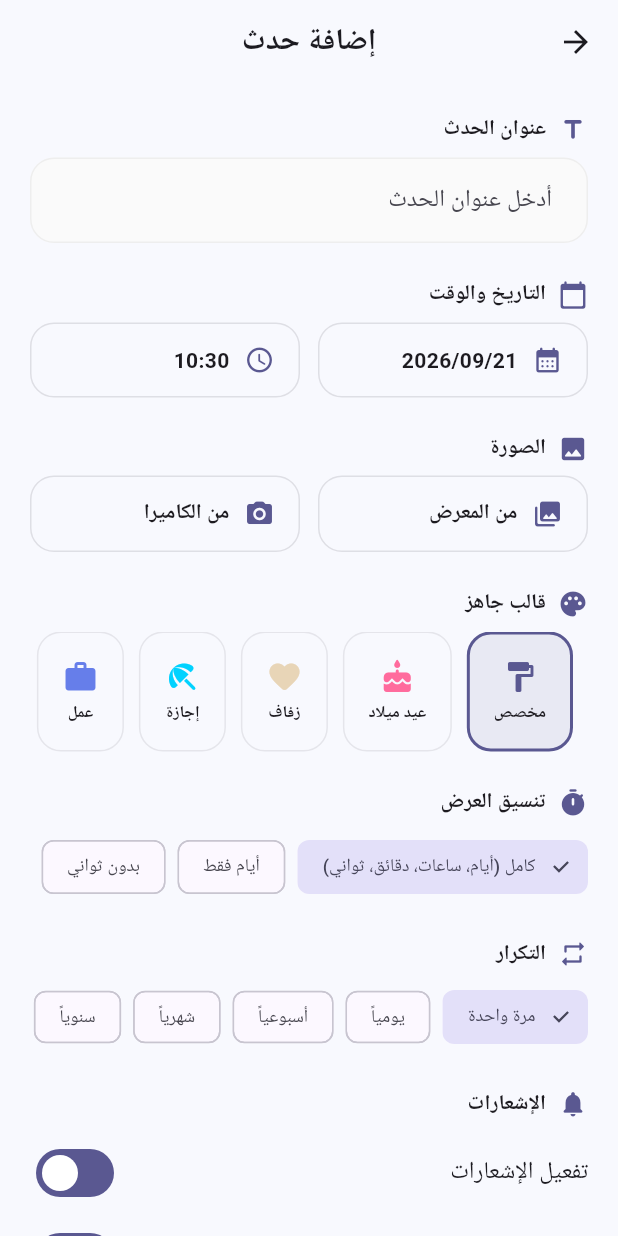
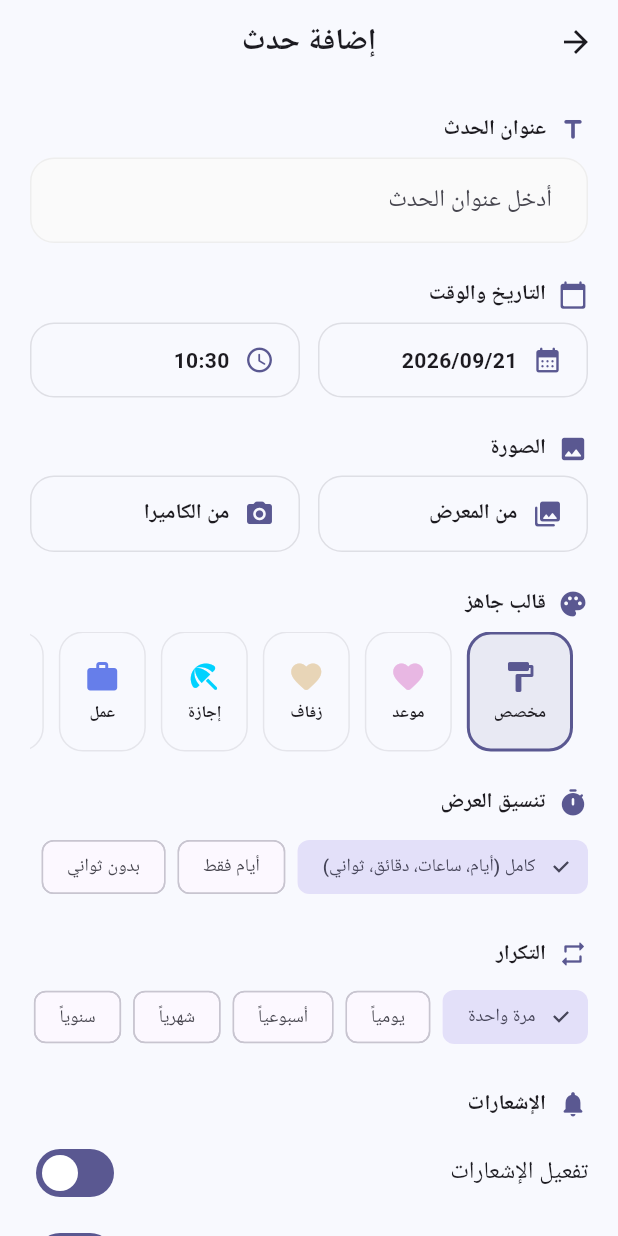
Before and after one commit to M4A28/count_down, a Flutter app: the AddEditEventScreen screen opened directly, on a phone screen of 412 x 824 dp. Run offline on Flutter 3.47's test engine with Material 3 defaults, Android fonts, the phone set to English and light mode, and no system bars; our stand-ins replace csv, file_picker, flutter_local_notifications, google_fonts, hive, hive_flutter and 5 more; accounts and stored records are empty; Roboto replaces fonts that are missing (Cairo); project files that could hold a hidden picture were left out.

Commit message:
add more color theam fix serach bar and more

```diff
--- a/lib/core/theme/app_theme.dart
+++ b/lib/core/theme/app_theme.dart
@@ -24,7 +24,6 @@ class AppTheme {
         backgroundColor: Colors.transparent,
         foregroundColor: colorScheme.onSurface,
         titleTextStyle: GoogleFonts.cairo(
-
           fontSize: 20,
           fontWeight: FontWeight.w700,
           color: colorScheme.onSurface,
@@ -57,7 +56,10 @@ class AppTheme {
           borderRadius: BorderRadius.circular(16),
           borderSide: BorderSide(color: primary, width: 2),
         ),
-        contentPadding: const EdgeInsets.symmetric(horizontal: 20, vertical: 16),
+        contentPadding: const EdgeInsets.symmetric(
+          horizontal: 20,
+          vertical: 16,
+        ),
       ),
       elevatedButtonTheme: ElevatedButtonThemeData(
         style: ElevatedButton.styleFrom(
@@ -65,7 +67,9 @@ class AppTheme {
           foregroundColor: Colors.white,
           elevation: 0,
           padding: const EdgeInsets.symmetric(horizontal: 32, vertical: 16),
-          shape: RoundedRectangleBorder(borderRadius: BorderRadius.circular(16)),
+          shape: RoundedRectangleBorder(
+            borderRadius: BorderRadius.circular(16),
+          ),
           textStyle: GoogleFonts.cairo(
             fontSize: 16,
             fontWeight: FontWeight.w600,
@@ -104,7 +108,6 @@ class AppTheme {
         backgroundColor: Colors.transparent,
         foregroundColor: colorScheme.onSurface,
         titleTextStyle: GoogleFonts.cairo(
-
           fontSize: 20,
           fontWeight: FontWeight.w700,
           color: colorScheme.onSurface,
@@ -137,7 +140,10 @@ class AppTheme {
           borderRadius: BorderRadius.circular(16),
           borderSide: BorderSide(color: primary, width: 2),
         ),
-        contentPadding: const EdgeInsets.symmetric(horizontal: 20, vertical: 16),
+        contentPadding: const EdgeInsets.symmetric(
+          horizontal: 20,
+          vertical: 16,
+        ),
       ),
       elevatedButtonTheme: ElevatedButtonThemeData(
         style: ElevatedButton.styleFrom(
@@ -145,7 +151,9 @@ class AppTheme {
           foregroundColor: Colors.white,
           elevation: 0,
           padding: const EdgeInsets.symmetric(horizontal: 32, vertical: 16),
-          shape: RoundedRectangleBorder(borderRadius: BorderRadius.circular(16)),
+          shape: RoundedRectangleBorder(
+            borderRadius: BorderRadius.circular(16),
+          ),
           textStyle: GoogleFonts.cairo(
             fontSize: 16,
             fontWeight: FontWeight.w600,
@@ -188,14 +196,19 @@ class PresetTheme {
 
   static const List<PresetTheme> presets = [
     PresetTheme(
-      id: 'birthday',
-      nameEn: 'Birthday',
-      nameAr: 'عيد ميلاد',
-      primaryColor: Color(0xFFFF6B9D),
-      secondaryColor: Color(0xFFFFC75F),
-      icon: Icons.cake_rounded,
-      gradientColors: [Color(0xFFFF6B9D), Color(0xFFC850C0), Color(0xFFFFC75F)],
+      id: 'date',
+      nameEn: 'Date',
+      nameAr: 'موعد',
+      primaryColor: Color.fromARGB(255, 232, 183, 227),
+      secondaryColor: Color.fromARGB(255, 178, 11, 184),
+      icon: Icons.favorite_rounded,
+      gradientColors: [
+        Color.fromARGB(255, 229, 183, 232),
+        Color.fromARGB(255, 212, 116, 212),
+        Color.fromARGB(255, 184, 11, 138),
+      ],
     ),
+
     PresetTheme(
       id: 'wedding',
       nameEn: 'Wedding',
--- a/lib/screens/home_screen.dart
+++ b/lib/screens/home_screen.dart
@@ -52,7 +52,7 @@ class _HomeScreenState extends State<HomeScreen>
             floating: true,
             snap: true,
             pinned: true,
-            expandedHeight: _isSearching ? 70 : 120,
+            expandedHeight: _isSearching ? 120 : 140,
             title: _isSearching
                 ? _buildSearchField(l10n, theme)
                 : Text(l10n.appTitle),
--- a/pubspec.yaml
+++ b/pubspec.yaml
@@ -1,7 +1,7 @@
 name: count_down
 description: "تطبيق العد التنازلي - Countdown Timer App"
 publish_to: "none"
-version: 1.0.0+1
+version: 1.2.1+1
 
 environment:
   sdk: ^3.9.2
```
Also changed, not shown: lib/screens/settings_screen.dart (+26 -11 lines), 2 other files.
